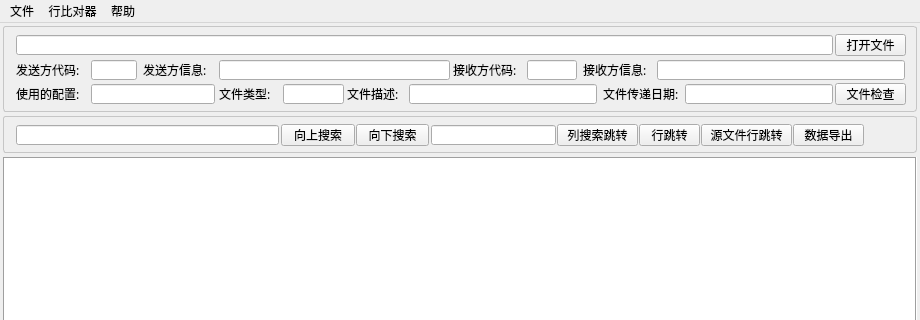
Qt form src/mainwindow.ui (cnldw/FinanceFileReader) before a commit; both pictures show x 0 to 920 and y 0 to 320 of the 920 by 640 pixel window.
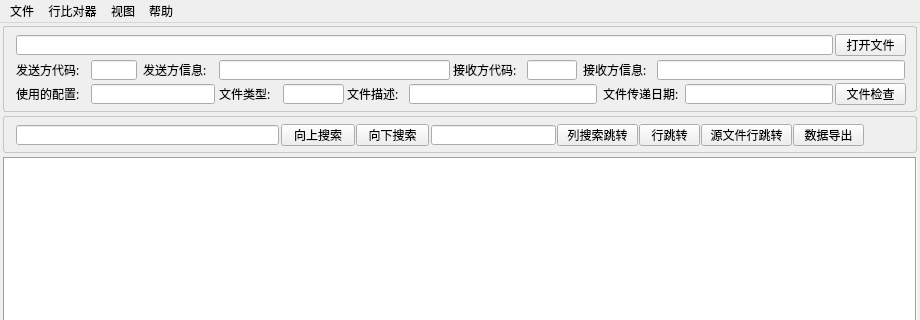
The same form after that commit. Icons and pictures are not drawn.

Commit message: 升级到1.5.6-新增视图切换

Patch:
```diff
--- a/src/mainwindow.ui
+++ b/src/mainwindow.ui
@@ -527,8 +527,15 @@
     <addaction name="actionsOpenCompare"/>
     <addaction name="actionClearCompare"/>
    </widget>
+   <widget class="QMenu" name="menu_2">
+    <property name="title">
+     <string>视图</string>
+    </property>
+    <addaction name="viewMode"/>
+   </widget>
    <addaction name="menuFile"/>
    <addaction name="menu"/>
+   <addaction name="menu_2"/>
    <addaction name="menuAbout"/>
   </widget>
   <widget class="QStatusBar" name="statusBar"/>
```
Left out of the diff: 8 changed lines with no effect on the pictures. The commit also changes 4 other files.
